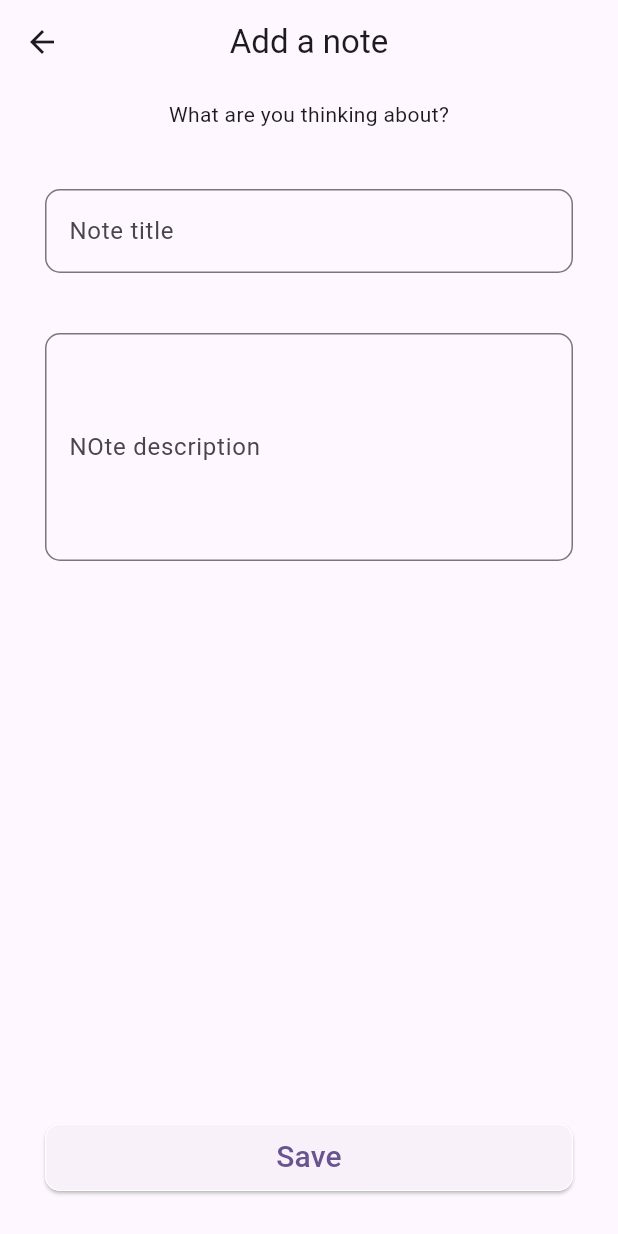
After one commit to cleidival/cfsistemas, a Flutter app: the NoteScreen screen opened directly, on a phone screen of 412 x 824 dp. The commit adds this screen. Run offline on Flutter 3.47's test engine with Material 3 defaults, Android fonts, the phone set to English and light mode, and no system bars; our stand-ins replace camera, dio, get, google_nav_bar, loading_animation_widget and 1 more; missing offline and left inert: camera_camera, dart:ffi, flutter_barcode_scanner, flutter_beep, qr_code_scanner, system_info_plus; accounts and stored records are empty; network calls fail.

Commit message:
inclusao notes

```diff
--- /dev/null
+++ b/ControleDeEntregas/entregas/lib/models/note_model.dart
@@ -0,0 +1,19 @@
+class Note {
+  final int? id;
+  final String title;
+  final String description;
+
+  Note({required this.title, required this.description, this.id});
+
+  factory Note.fromJson(Map<String, dynamic> json) => Note(
+        id: json['id'],
+        title: json['title'],
+        description: json['description'],
+      );
+
+  Map<String, dynamic> toJson() => {
+        'id': id,
+        'title': title,
+        'description': description,
+      };
+}
--- a/ControleDeEntregas/entregas/lib/pages/home_page.dart
+++ b/ControleDeEntregas/entregas/lib/pages/home_page.dart
@@ -1,7 +1,7 @@
 import 'package:entregas/pages/anexos.dart';
 import 'package:entregas/pages/barcode/barcodescan.dart';
 import 'package:entregas/pages/camera/camera.dart';
-import 'package:entregas/pages/configuracao.dart';
+import 'package:entregas/pages/settings/configuracao.dart';
 import 'package:entregas/pages/mensagens.dart';
 import 'package:entregas/pages/cargas/minhas_cargas.dart';
 import 'package:entregas/pages/tarefas/tarefas_finalizadas.dart';
@@ -40,7 +40,7 @@ class _HomePageState extends State<HomePage> {
         title: Row(
           children: [
             const Text(
-              'Minha Coleta e Entrega',
+              'Coleta & Entrega',
               style: TextStyle(
                 fontWeight: FontWeight.bold,
                 fontSize: 14,
--- /dev/null
+++ b/ControleDeEntregas/entregas/lib/pages/note/note_screen.dart
@@ -0,0 +1,129 @@
+import 'package:entregas/models/note_model.dart';
+import 'package:entregas/services/database_helper.dart';
+import 'package:flutter/material.dart';
+
+class NoteScreen extends StatelessWidget {
+  final Note? note;
+  const NoteScreen({super.key, this.note});
+
+  @override
+  Widget build(BuildContext context) {
+    final titleController = TextEditingController();
+    final descriptionController = TextEditingController();
+
+    if (note != null) {
+      titleController.text = note!.title;
+      descriptionController.text = note!.description;
+    }
+
+    return Scaffold(
+      appBar: AppBar(
+        title: Text(
+          note == null ? 'Add a note' : 'Edit note',
+        ),
+        centerTitle: true,
+      ),
+      body: Padding(
+        padding: const EdgeInsets.symmetric(vertical: 10, horizontal: 30),
+        child: Column(
+          children: [
+            const Padding(
+              padding: EdgeInsets.only(bottom: 40),
+              child: Center(
+                child: Text(
+                  'What are you thinking about?',
+                ),
+              ),
+            ),
+            Padding(
+              padding: const EdgeInsets.only(bottom: 40),
+              child: TextFormField(
+                controller: titleController,
+                maxLines: 1,
+                decoration: const InputDecoration(
+                  hintText: 'Title',
+                  labelText: 'Note title',
+                  border: OutlineInputBorder(
+                    borderSide: BorderSide(
+                      color: Colors.white,
+                      width: 0.75,
+                    ),
+                    borderRadius: BorderRadius.all(
+                      Radius.circular(10.0),
+                    ),
+                  ),
+                ),
+              ),
+            ),
+            TextFormField(
+              controller: descriptionController,
+              decoration: const InputDecoration(
+                hintText: 'Type here the note',
+                labelText: 'NOte description',
+                border: OutlineInputBorder(
+                  borderSide: BorderSide(
+                    color: Colors.white,
+                    width: 0.75,
+                  ),
+                  borderRadius: BorderRadius.all(
+                    Radius.circular(10.0),
+                  ),
+                ),
+              ),
+              keyboardType: TextInputType.multiline,
+              onChanged: (str) {},
+              maxLines: 5,
+            ),
+            const Spacer(),
+            Padding(
+              padding: const EdgeInsets.only(bottom: 20.0),
+              child: SizedBox(
+                height: 45,
+                width: MediaQuery.of(context).size.width,
+                child: ElevatedButton(
+                  onPressed: () async {
+                    final title = titleController.value.text;
+                    final description = descriptionController.value.text;
+
+                    if (title.isEmpty || description.isEmpty) {
+                      return;
+                    }
+
+                    final Note model = Note(
+                        title: title, description: description, id: note?.id);
+
+                    if (note == null) {
+                      await DatabaseHelper.addNote(model);
+                    } else {
+                      await DatabaseHelper.updateNote(model);
+                    }
+
+                    Navigator.pop(context);
+                  },
+                  style: ButtonStyle(
+                    shape:
+                        MaterialStateProperty.all(const RoundedRectangleBorder(
+                      side: BorderSide(
+                        color: Colors.white,
+                        width: 0.75,
+                      ),
+                      borderRadius: BorderRadius.all(
+                        Radius.circular(10.0),
+                      ),
+                    )),
+                  ),
+                  child: Text(
+                    note == null ? 'Save' : 'Edit',
+                    style: const TextStyle(
+                      fontSize: 20,
+                    ),
+                  ),
+                ),
+              ),
+            ),
+          ],
+        ),
+      ),
+    );
+  }
+}
--- /dev/null
+++ b/ControleDeEntregas/entregas/lib/services/database_helper.dart
@@ -0,0 +1,54 @@
+import 'package:entregas/models/note_model.dart';
+import 'package:entregas/settings.dart';
+import 'package:path/path.dart';
+import 'package:sqflite/sqflite.dart';
+
+class DatabaseHelper {
+  static const int _version = 1;
+  static const String _dbName = "Notes.db";
+
+  static Future<Database> _getDB() async {
+    return openDatabase(join(await getDatabasesPath(), _dbName),
+        onCreate: (db, version) async => await db.execute(CREATE_TABLES_SCRIPT),
+        version: _version);
+  }
+
+  static Future<int> addNote(Note note) async {
+    final db = await _getDB();
+    return await db.insert(
+      "Note",
+      note.toJson(),
+      conflictAlgorithm: ConflictAlgorithm.replace,
+    );
+  }
+
+  static Future<int> updateNote(Note note) async {
+    final db = await _getDB();
+    return await db.update(
+      "Note",
+      note.toJson(),
+      where: 'id=?',
+      whereArgs: [note.id],
+      conflictAlgorithm: ConflictAlgorithm.replace,
+    );
+  }
+
+  static Future<int> deleteNote(Note note) async {
+    final db = await _getDB();
+    return await db.delete(
+      "Note",
+      where: 'id=?',
+      whereArgs: [note.id],
+    );
+  }
+
+  static Future<List<Note>?> getAllNote() async{
+    final db = await _getDB();
+    final List<Map<String, dynamic>> maps = await db.query("Note");
+
+    if(maps.isEmpty){
+      return null;
+    }
+    return List.generate(maps.length, (index) => Note.fromJson(maps[index]));
+  }
+}
--- a/ControleDeEntregas/entregas/lib/settings.dart
+++ b/ControleDeEntregas/entregas/lib/settings.dart
@@ -26,6 +26,19 @@ const String CREATE_TABLES_SCRIPT = """
     PRIMARY KEY(id)
   );
 
+  CREATE TABLE configuracao (
+    id	INTEGER,
+    nome	TEXT,
+    valor	TEXT,
+    PRIMARY KEY(id)
+  );
+
+  CREATE TABLE Note(
+    id INTEGER,
+    title TEXT,
+    description TEXT
+  );
+
 """;
 
 const String BASE_URL = "http://192.168.2.220:8082/api/v1";
--- a/ControleDeEntregas/entregas/pubspec.yaml
+++ b/ControleDeEntregas/entregas/pubspec.yaml
@@ -47,6 +47,7 @@ dependencies:
   flutter_beep: ^1.0.0
   #camera: ^0.10.5+5
   camera_camera: ^3.0.0
+  system_info_plus: ^0.0.5
 
 dev_dependencies:
   flutter_test:
```
Also changed, not shown: ControleDeEntregas/entregas/lib/models/device_info_model.dart (added, +35 -0 lines), ControleDeEntregas/entregas/lib/pages/note/notes_screen.dart (added, +10 -0 lines), ControleDeEntregas/entregas/lib/pages/settings/configuracao.dart (renamed from ControleDeEntregas/entregas/lib/pages/configuracao.dart, +36 -2 lines), ControleDeEntregas/entregas/lib/widgets/note_widget.dart (added), ControleDeEntregas/entregas/pubspec.lock.
